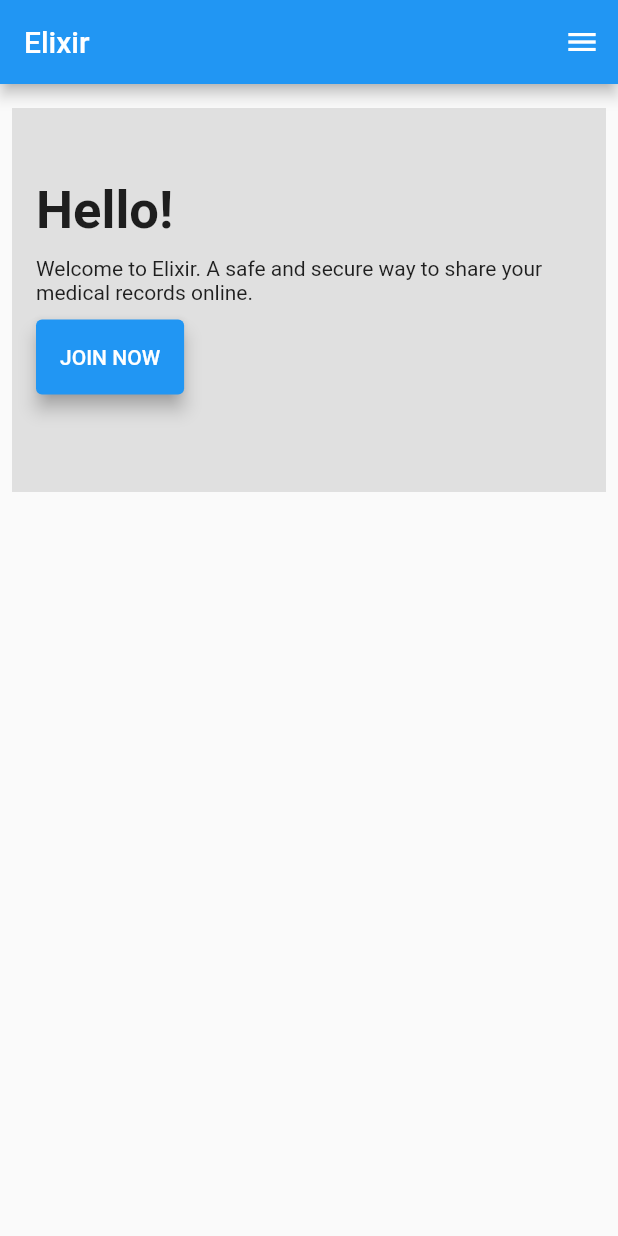
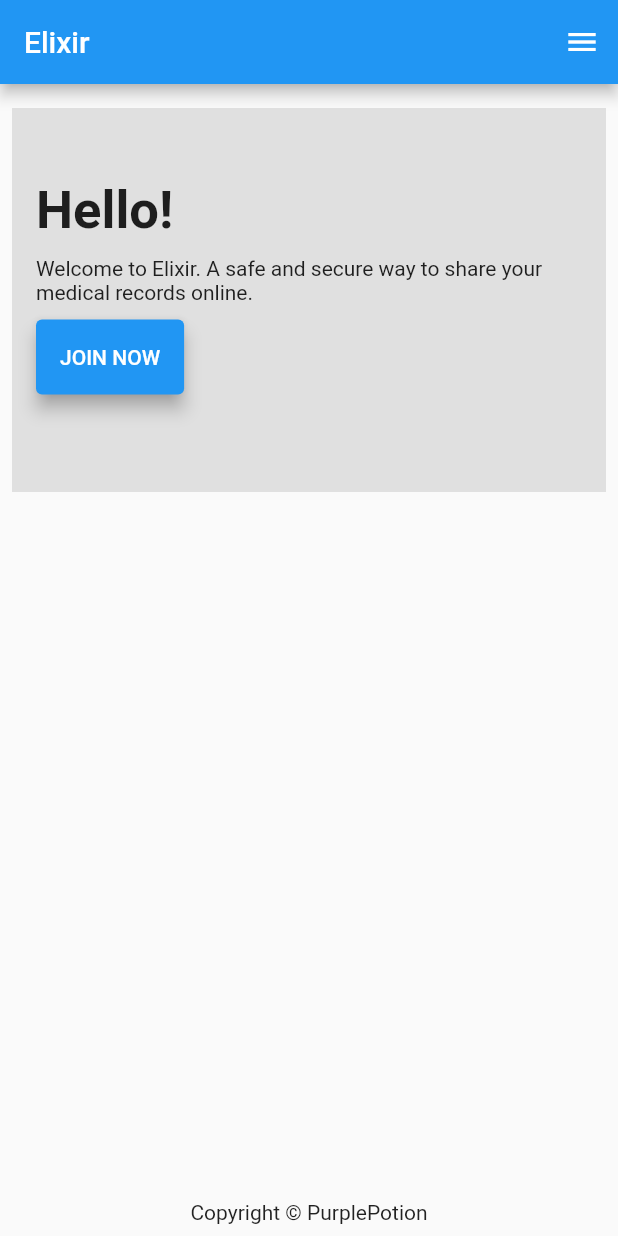
Before and after one commit to 007vedant/Flutter-Apps, a Flutter app: the screen it shows after launch, on a phone screen of 412 x 824 dp. Run offline on Flutter 3.47's test engine with Material 2 defaults, Android fonts, the phone set to English and light mode, and no system bars.

Commit message:
fixed alignment issues
fixed join now button alignment
added copyright text at bottom

```diff
--- a/elixir/lib/homeScreen.dart
+++ b/elixir/lib/homeScreen.dart
@@ -56,7 +56,9 @@ class _HomeScreenState extends State<HomeScreen> {
       ),
       body: Padding(
         padding: const EdgeInsets.only(top: 16.0, left: 8.0, right: 8.0),
-        child: Container(
+        child: Column(
+          children: [
+            Container(
               height: screenHeightExcludingToolbar(context, dividedBy: 3),
               color: Colors.grey[300],
               child: Padding(
@@ -68,9 +70,8 @@ class _HomeScreenState extends State<HomeScreen> {
                       alignment: Alignment.centerLeft,
                       child: Text(
                         'Hello!',
-                    style:
-                        TextStyle(fontSize: 35.0, fontWeight: FontWeight.bold),
-                    textAlign: TextAlign.left,
+                        style: TextStyle(
+                            fontSize: 35.0, fontWeight: FontWeight.bold),
                       ),
                     ),
                     SizedBox(height: 10),
@@ -90,10 +91,21 @@ class _HomeScreenState extends State<HomeScreen> {
                           print('pressed');
                         },
                       ),
-                )
+                    ),
                   ],
                 ),
               ),
+            ),
+            Expanded(
+              child: Padding(
+                padding: const EdgeInsets.only(bottom: 8.0),
+                child: Align(
+                  alignment: Alignment.bottomCenter,
+                  child: Text('Copyright © PurplePotion'),
+                ),
+              ),
+            )
+          ],
         ),
       ),
     );
```
Lines whose indentation alone changed are shown as unchanged.
